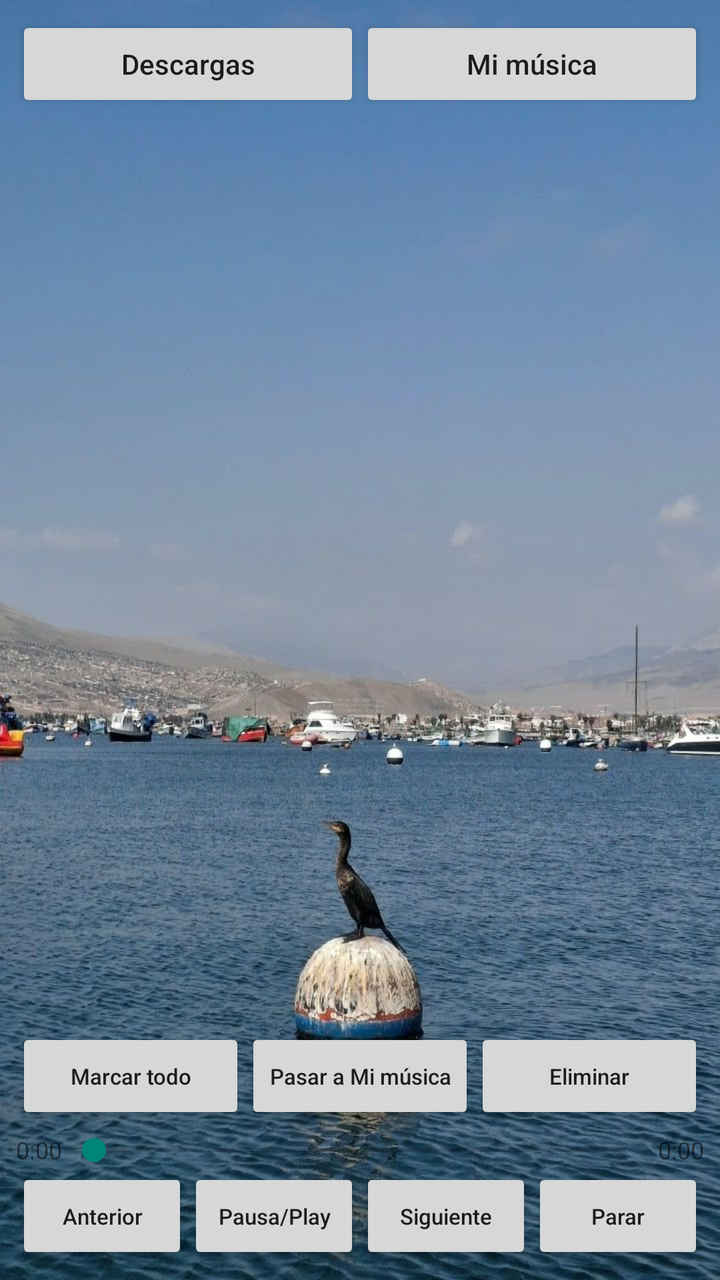
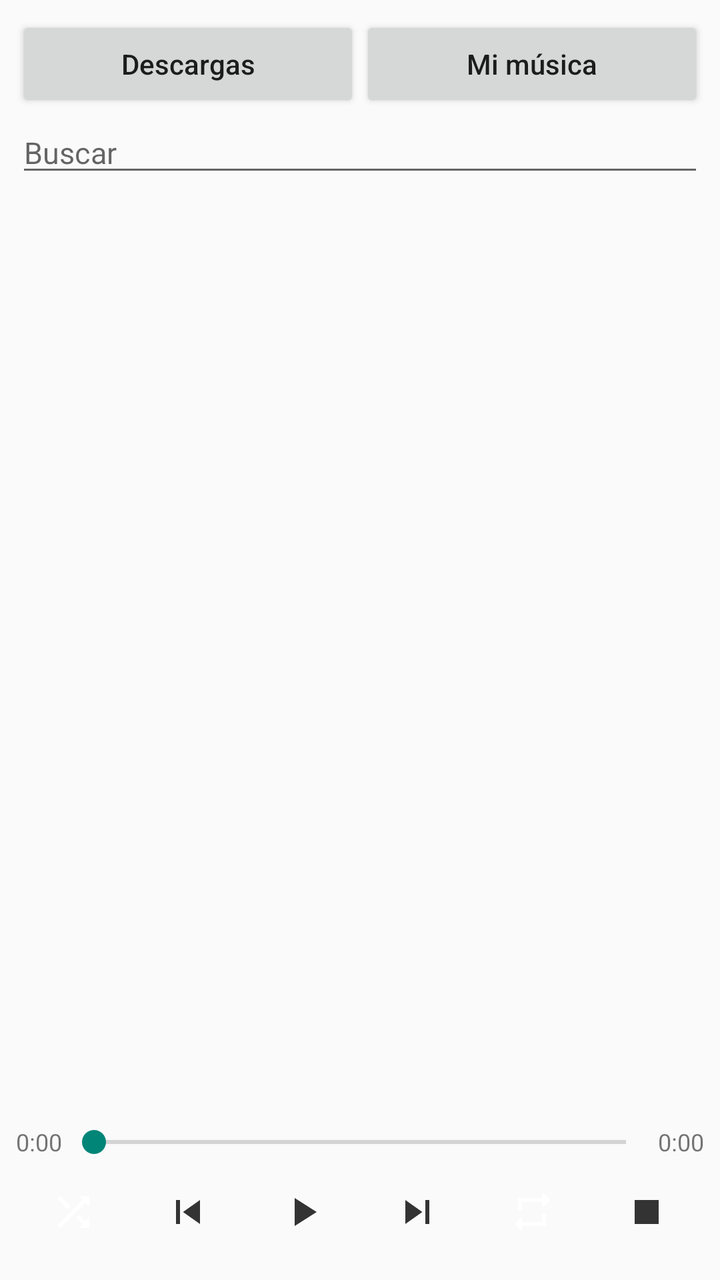

Compare the two renders of this Android layout. The source of the first and the diff that turns it into the second are given below.
<!-- AndroidManifest.xml: application theme android:Theme.Material.Light.DarkActionBar -->
<!-- res/layout/activity_main.xml -->
<?xml version="1.0" encoding="utf-8"?>
<LinearLayout xmlns:android="http://schemas.android.com/apk/res/android"
    android:layout_width="match_parent"
    android:layout_height="match_parent"
    android:orientation="vertical"
    android:padding="8dp"
    android:background="@drawable/fondo">

    <LinearLayout
        android:layout_width="match_parent"
        android:layout_height="wrap_content"
        android:orientation="horizontal">

        <Button
            android:id="@+id/btnDownloads"
            android:layout_width="0dp"
            android:layout_height="wrap_content"
            android:layout_weight="1"
            android:textAllCaps="false"
            android:text="Descargas" />

        <Button
            android:id="@+id/btnLibrary"
            android:layout_width="0dp"
            android:layout_height="wrap_content"
            android:layout_weight="1"
            android:textAllCaps="false"
            android:text="Mi música" />
    </LinearLayout>

    <TextView
        android:id="@+id/status"
        android:layout_width="match_parent"
        android:layout_height="wrap_content"
        android:padding="8dp"
        android:textSize="13sp" />

    <androidx.recyclerview.widget.RecyclerView
        android:id="@+id/recycler"
        android:layout_width="match_parent"
        android:layout_height="0dp"
        android:layout_weight="1" />

    <LinearLayout
        android:layout_width="match_parent"
        android:layout_height="wrap_content"
        android:orientation="horizontal">

        <Button
            android:id="@+id/btnAll"
            android:layout_width="0dp"
            android:layout_height="wrap_content"
            android:layout_weight="1"
            android:textSize="11sp"
            android:textAllCaps="false"
            android:text="Marcar todo" />

        <Button
            android:id="@+id/btnMove"
            android:layout_width="0dp"
            android:layout_height="wrap_content"
            android:layout_weight="1"
            android:textSize="11sp"
            android:textAllCaps="false"
            android:text="Pasar a Mi música" />

        <Button
            android:id="@+id/btnDelete"
            android:layout_width="0dp"
            android:layout_height="wrap_content"
            android:layout_weight="1"
            android:textSize="11sp"
            android:textAllCaps="false"
            android:text="Eliminar" />
    </LinearLayout>

    <LinearLayout
        android:layout_width="match_parent"
        android:layout_height="wrap_content"
        android:gravity="center_vertical"
        android:orientation="horizontal"
        android:paddingTop="4dp">

        <TextView
            android:id="@+id/tvPos"
            android:layout_width="wrap_content"
            android:layout_height="wrap_content"
            android:text="0:00"
            android:textSize="12sp" />

        <SeekBar
            android:id="@+id/seek"
            android:layout_width="0dp"
            android:layout_height="wrap_content"
            android:layout_weight="1"
            android:max="1000" />

        <TextView
            android:id="@+id/tvDur"
            android:layout_width="wrap_content"
            android:layout_height="wrap_content"
            android:text="0:00"
            android:textSize="12sp" />
    </LinearLayout>

    <LinearLayout
        android:layout_width="match_parent"
        android:layout_height="wrap_content"
        android:orientation="horizontal">

        <Button
            android:id="@+id/btnPrev"
            android:layout_width="0dp"
            android:layout_height="wrap_content"
            android:layout_weight="1"
            android:textSize="11sp"
            android:textAllCaps="false"
            android:text="Anterior" />

        <Button
            android:id="@+id/btnToggle"
            android:layout_width="0dp"
            android:layout_height="wrap_content"
            android:layout_weight="1"
            android:textSize="11sp"
            android:textAllCaps="false"
            android:text="Pausa/Play" />

        <Button
            android:id="@+id/btnNext"
            android:layout_width="0dp"
            android:layout_height="wrap_content"
            android:layout_weight="1"
            android:textSize="11sp"
            android:textAllCaps="false"
            android:text="Siguiente" />

        <Button
            android:id="@+id/btnStop"
            android:layout_width="0dp"
            android:layout_height="wrap_content"
            android:layout_weight="1"
            android:textSize="11sp"
            android:textAllCaps="false"
            android:text="Parar" />
    </LinearLayout>
</LinearLayout>
<!-- resources referenced by this layout -->
<resources>
  <!-- drawable fondo: jpg bitmap (drawable, 141157 bytes) -->
</resources>

<!-- the commit's change to res/layout/activity_main.xml (unified diff, before → after) -->
@@ -3,8 +3,7 @@
     android:layout_width="match_parent"
     android:layout_height="match_parent"
     android:orientation="vertical"
-    android:padding="8dp"
-    android:background="@drawable/fondo">
+    android:padding="8dp">
 
     <LinearLayout
         android:layout_width="match_parent"
@@ -28,11 +27,21 @@
             android:text="Mi música" />
     </LinearLayout>
 
+    <EditText
+        android:id="@+id/search"
+        android:layout_width="match_parent"
+        android:layout_height="wrap_content"
+        android:hint="Buscar"
+        android:imeOptions="actionSearch"
+        android:inputType="text"
+        android:maxLines="1"
+        android:textSize="15sp" />
+
     <TextView
         android:id="@+id/status"
         android:layout_width="match_parent"
         android:layout_height="wrap_content"
-        android:padding="8dp"
+        android:padding="6dp"
         android:textSize="13sp" />
 
     <androidx.recyclerview.widget.RecyclerView
@@ -40,39 +49,6 @@
         android:layout_width="match_parent"
         android:layout_height="0dp"
         android:layout_weight="1" />
-
-    <LinearLayout
-        android:layout_width="match_parent"
-        android:layout_height="wrap_content"
-        android:orientation="horizontal">
-
-        <Button
-            android:id="@+id/btnAll"
-            android:layout_width="0dp"
-            android:layout_height="wrap_content"
-            android:layout_weight="1"
-            android:textSize="11sp"
-            android:textAllCaps="false"
-            android:text="Marcar todo" />
-
-        <Button
-            android:id="@+id/btnMove"
-            android:layout_width="0dp"
-            android:layout_height="wrap_content"
-            android:layout_weight="1"
-            android:textSize="11sp"
-            android:textAllCaps="false"
-            android:text="Pasar a Mi música" />
-
-        <Button
-            android:id="@+id/btnDelete"
-            android:layout_width="0dp"
-            android:layout_height="wrap_content"
-            android:layout_weight="1"
-            android:textSize="11sp"
-            android:textAllCaps="false"
-            android:text="Eliminar" />
-    </LinearLayout>
 
     <LinearLayout
         android:layout_width="match_parent"
@@ -108,40 +84,62 @@
         android:layout_height="wrap_content"
         android:orientation="horizontal">
 
-        <Button
+        <ImageButton
+            android:id="@+id/btnShuffle"
+            android:layout_width="0dp"
+            android:layout_height="52dp"
+            android:layout_weight="1"
+            android:background="?android:attr/selectableItemBackgroundBorderless"
+            android:contentDescription="Aleatorio"
+            android:src="@drawable/ic_shuffle" />
+
+        <ImageButton
             android:id="@+id/btnPrev"
             android:layout_width="0dp"
-            android:layout_height="wrap_content"
+            android:layout_height="52dp"
             android:layout_weight="1"
-            android:textSize="11sp"
-            android:textAllCaps="false"
-            android:text="Anterior" />
+            android:background="?android:attr/selectableItemBackgroundBorderless"
+            android:contentDescription="Anterior"
+            android:src="@drawable/ic_prev"
+            android:tint="#333333" />
 
-        <Button
+        <ImageButton
             android:id="@+id/btnToggle"
             android:layout_width="0dp"
-            android:layout_height="wrap_content"
+            android:layout_height="52dp"
             android:layout_weight="1"
-            android:textSize="11sp"
-            android:textAllCaps="false"
-            android:text="Pausa/Play" />
+            android:background="?android:attr/selectableItemBackgroundBorderless"
+            android:contentDescription="Pausa o reproducir"
+            android:src="@drawable/ic_play"
+            android:tint="#333333" />
 
-        <Button
+        <ImageButton
             android:id="@+id/btnNext"
             android:layout_width="0dp"
-            android:layout_height="wrap_content"
+            android:layout_height="52dp"
             android:layout_weight="1"
-            android:textSize="11sp"
-            android:textAllCaps="false"
-            android:text="Siguiente" />
+            android:background="?android:attr/selectableItemBackgroundBorderless"
+            android:contentDescription="Siguiente"
+            android:src="@drawable/ic_next"
+            android:tint="#333333" />
 
-        <Button
+        <ImageButton
+            android:id="@+id/btnRepeat"
+            android:layout_width="0dp"
+            android:layout_height="52dp"
+            android:layout_weight="1"
+            android:background="?android:attr/selectableItemBackgroundBorderless"
+            android:contentDescription="Repetir"
+            android:src="@drawable/ic_repeat" />
+
+        <ImageButton
             android:id="@+id/btnStop"
             android:layout_width="0dp"
-            android:layout_height="wrap_content"
+            android:layout_height="52dp"
             android:layout_weight="1"
-            android:textSize="11sp"
-            android:textAllCaps="false"
-            android:text="Parar" />
+            android:background="?android:attr/selectableItemBackgroundBorderless"
+            android:contentDescription="Parar"
+            android:src="@drawable/ic_stop"
+            android:tint="#333333" />
     </LinearLayout>
 </LinearLayout>
<!-- resource entries referenced after the edit -->
@@ -1,5 +1,64 @@
 <!-- resources referenced by this layout -->
 <resources>
-  <!-- drawable fondo: jpg bitmap (drawable, 141157 bytes) -->
+  <!-- drawable ic_next (drawable) -->
+  <vector xmlns:android="http://schemas.android.com/apk/res/android"
+      android:width="24dp"
+      android:height="24dp"
+      android:viewportWidth="24"
+      android:viewportHeight="24">
+      <path
+          android:fillColor="#FFFFFFFF"
+          android:pathData="M6,18l8.5,-6L6,6v12zM16,6v12h2V6h-2z" />
+  </vector>
+  <!-- drawable ic_play (drawable) -->
+  <vector xmlns:android="http://schemas.android.com/apk/res/android"
+      android:width="24dp"
+      android:height="24dp"
+      android:viewportWidth="24"
+      android:viewportHeight="24">
+      <path
+          android:fillColor="#FFFFFFFF"
+          android:pathData="M8,5v14l11,-7z" />
+  </vector>
+  <!-- drawable ic_prev (drawable) -->
+  <vector xmlns:android="http://schemas.android.com/apk/res/android"
+      android:width="24dp"
+      android:height="24dp"
+      android:viewportWidth="24"
+      android:viewportHeight="24">
+      <path
+          android:fillColor="#FFFFFFFF"
+          android:pathData="M6,6h2v12H6zm3.5,6l8.5,6V6z" />
+  </vector>
+  <!-- drawable ic_repeat (drawable) -->
+  <vector xmlns:android="http://schemas.android.com/apk/res/android"
+      android:width="24dp"
+      android:height="24dp"
+      android:viewportWidth="24"
+      android:viewportHeight="24">
+      <path
+          android:fillColor="#FFFFFFFF"
+          android:pathData="M7,7h10v3l4,-4 -4,-4v3H5v6h2V7zm10,10H7v-3l-4,4 4,4v-3h12v-6h-2v4z" />
+  </vector>
+  <!-- drawable ic_shuffle (drawable) -->
+  <vector xmlns:android="http://schemas.android.com/apk/res/android"
+      android:width="24dp"
+      android:height="24dp"
+      android:viewportWidth="24"
+      android:viewportHeight="24">
+      <path
+          android:fillColor="#FFFFFFFF"
+          android:pathData="M10.59,9.17L5.41,4 4,5.41l5.17,5.17 1.42,-1.41zM14.5,4l2.04,2.04L4,18.59 5.41,20 17.96,7.46 20,9.5V4h-5.5zm0.33,9.41l-1.41,1.41 3.13,3.13L14.5,20H20v-5.5l-2.04,2.04 -3.13,-3.13z" />
+  </vector>
+  <!-- drawable ic_stop (drawable) -->
+  <vector xmlns:android="http://schemas.android.com/apk/res/android"
+      android:width="24dp"
+      android:height="24dp"
+      android:viewportWidth="24"
+      android:viewportHeight="24">
+      <path
+          android:fillColor="#FFFFFFFF"
+          android:pathData="M6,6h12v12H6z" />
+  </vector>
 </resources>
 
